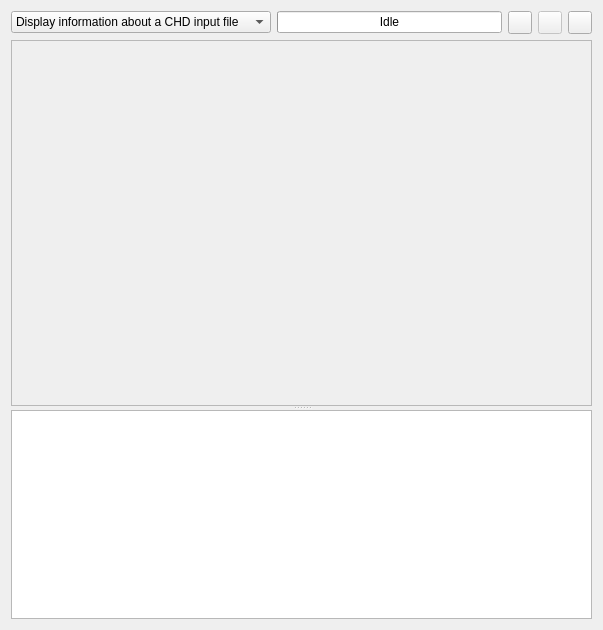
Above: tools/qchdman/projectwidget.ui from qmc2/qmc2-mame-fe before the change. Below: the same form after it.
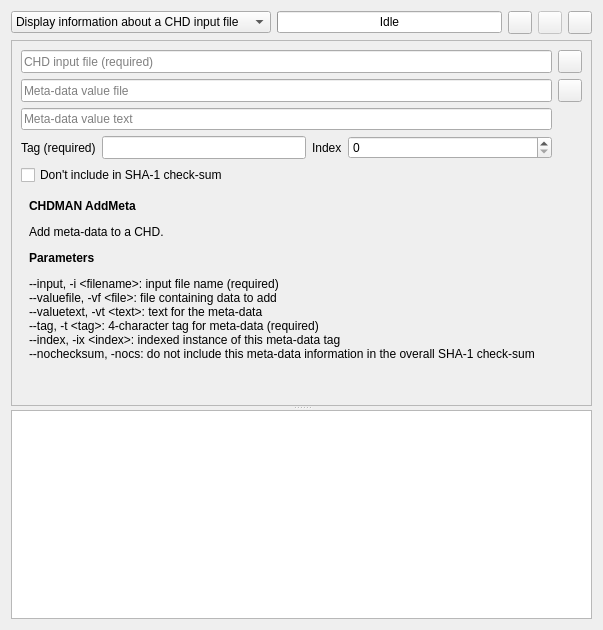
That is the form after the change. The open tabs and pages were chosen to show the change. Icons and pictures are not drawn.

Commit message: imp: qchdman: added AddMeta project type

The edit to the form file:
```diff
--- a/tools/qchdman/projectwidget.ui
+++ b/tools/qchdman/projectwidget.ui
@@ -3618,7 +3618,206 @@
             </item>
            </layout>
           </widget>
-          <widget class="QWidget" name="pageAddMeta"/>
+          <widget class="QWidget" name="pageAddMeta">
+           <layout class="QGridLayout" name="gridLayoutPageAddMeta">
+            <property name="margin">
+             <number>0</number>
+            </property>
+            <item row="0" column="0">
+             <widget class="QFrame" name="frameAddMeta">
+              <layout class="QGridLayout" name="gridLayoutFrameExtractLD_3">
+               <property name="margin">
+                <number>0</number>
+               </property>
+               <item row="1" column="4">
+                <widget class="QToolButton" name="toolButtonBrowseAddMetaValueFile">
+                 <property name="sizePolicy">
+                  <sizepolicy hsizetype="Fixed" vsizetype="Minimum">
+                   <horstretch>0</horstretch>
+                   <verstretch>0</verstretch>
+                  </sizepolicy>
+                 </property>
+                 <property name="icon">
+                  <iconset resource="qchdman.qrc">
+                   <normaloff>:/images/fileopen.png</normaloff>:/images/fileopen.png</iconset>
+                 </property>
+                </widget>
+               </item>
+               <item row="3" column="1">
+                <widget class="QLineEdit" name="lineEditAddMetaTag">
+                 <property name="sizePolicy">
+                  <sizepolicy hsizetype="Expanding" vsizetype="Minimum">
+                   <horstretch>0</horstretch>
+                   <verstretch>0</verstretch>
+                  </sizepolicy>
+                 </property>
+                 <property name="toolTip">
+                  <string>4-character tag for meta-data (--tag)</string>
+                 </property>
+                 <property name="maxLength">
+                  <number>4</number>
+                 </property>
+                </widget>
+               </item>
+               <item row="0" column="4">
+                <widget class="QToolButton" name="toolButtonBrowseAddMetaInputFile">
+                 <property name="sizePolicy">
+                  <sizepolicy hsizetype="Fixed" vsizetype="Minimum">
+                   <horstretch>0</horstretch>
+                   <verstretch>0</verstretch>
+                  </sizepolicy>
+                 </property>
+                 <property name="icon">
+                  <iconset resource="qchdman.qrc">
+                   <normaloff>:/images/fileopen.png</normaloff>:/images/fileopen.png</iconset>
+                 </property>
+                </widget>
+               </item>
+               <item row="0" column="0" colspan="4">
+                <widget class="QLineEdit" name="lineEditAddMetaInputFile">
+                 <property name="sizePolicy">
+                  <sizepolicy hsizetype="Expanding" vsizetype="Minimum">
+                   <horstretch>0</horstretch>
+                   <verstretch>0</verstretch>
+                  </sizepolicy>
+                 </property>
+                 <property name="toolTip">
+                  <string>CHD input file (--input)</string>
+                 </property>
+                 <property name="placeholderText">
+                  <string>CHD input file (required)</string>
+                 </property>
+                </widget>
+               </item>
+               <item row="3" column="0">
+                <widget class="QLabel" name="labelAddMetaTag">
+                 <property name="text">
+                  <string>Tag (required)</string>
+                 </property>
+                </widget>
+               </item>
+               <item row="1" column="0" colspan="4">
+                <widget class="QLineEdit" name="lineEditAddMetaValueFile">
+                 <property name="sizePolicy">
+                  <sizepolicy hsizetype="Expanding" vsizetype="Minimum">
+                   <horstretch>0</horstretch>
+                   <verstretch>0</verstretch>
+                  </sizepolicy>
+                 </property>
+                 <property name="toolTip">
+                  <string>File containing the meta-data (--valuefile)</string>
+                 </property>
+                 <property name="placeholderText">
+                  <string>Meta-data value file</string>
+                 </property>
+                </widget>
+               </item>
+               <item row="2" column="0" colspan="4">
+                <widget class="QLineEdit" name="lineEditAddMetaValueText">
+                 <property name="sizePolicy">
+                  <sizepolicy hsizetype="Expanding" vsizetype="Minimum">
+                   <horstretch>0</horstretch>
+                   <verstretch>0</verstretch>
+                  </sizepolicy>
+                 </property>
+                 <property name="toolTip">
+                  <string>Text for the meta-data (--valuetext)</string>
+                 </property>
+                 <property name="placeholderText">
+                  <string>Meta-data value text</string>
+                 </property>
+                </widget>
+               </item>
+               <item row="3" column="2">
+                <widget class="QLabel" name="labelAddMetaIndex">
+                 <property name="text">
+                  <string>Index</string>
+                 </property>
+                </widget>
+               </item>
+               <item row="3" column="3">
+                <widget class="QSpinBox" name="spinBoxAddMetaIndex">
+                 <property name="sizePolicy">
+                  <sizepolicy hsizetype="MinimumExpanding" vsizetype="Fixed">
+                   <horstretch>0</horstretch>
+                   <verstretch>0</verstretch>
+                  </sizepolicy>
+                 </property>
+                 <property name="toolTip">
+                  <string>Indexed instance of this meta-data tag (--index)</string>
+                 </property>
+                 <property name="minimum">
+                  <number>0</number>
+                 </property>
+                 <property name="maximum">
+                  <number>999999999</number>
+                 </property>
+                 <property name="value">
+                  <number>0</number>
+                 </property>
+                </widget>
+               </item>
+               <item row="4" column="0" colspan="2">
+                <widget class="QCheckBox" name="checkBoxAddMetaNoCheckSum">
+                 <property name="toolTip">
+                  <string>Do not include this meta-data information in the overall SHA-1 check-sum (--nochecksum)</string>
+                 </property>
+                 <property name="text">
+                  <string>Don't include in SHA-1 check-sum</string>
+                 </property>
+                </widget>
+               </item>
+              </layout>
+             </widget>
+            </item>
+            <item row="2" column="0">
+             <spacer name="verticalSpacerAddMeta">
+              <property name="orientation">
+               <enum>Qt::Vertical</enum>
+              </property>
+              <property name="sizeHint" stdset="0">
+               <size>
+                <width>20</width>
+                <height>245</height>
+               </size>
+              </property>
+             </spacer>
+            </item>
+            <item row="1" column="0">
+             <widget class="QLabel" name="labelAddMetaHelp">
+              <property name="text">
+               <string>&lt;p&gt;
+&lt;b&gt;CHDMAN AddMeta&lt;/b&gt;
+&lt;/p&gt;
+Add meta-data to a CHD.
+&lt;p&gt;
+&lt;b&gt;Parameters&lt;/b&gt;
+&lt;/p&gt;
+&lt;p&gt;
+--input, -i &amp;lt;filename&amp;gt;: input file name (required)&lt;br&gt;
+--valuefile, -vf &amp;lt;file&amp;gt;: file containing data to add&lt;br&gt;
+--valuetext, -vt &amp;lt;text&amp;gt;: text for the meta-data&lt;br&gt;
+--tag, -t &amp;lt;tag&amp;gt;: 4-character tag for meta-data (required)&lt;br&gt;
+--index, -ix &amp;lt;index&amp;gt;: indexed instance of this meta-data tag&lt;br&gt;
+--nochecksum, -nocs: do not include this meta-data information in the overall SHA-1 check-sum
+&lt;/p&gt;</string>
+              </property>
+              <property name="alignment">
+               <set>Qt::AlignLeading|Qt::AlignLeft|Qt::AlignTop</set>
+              </property>
+              <property name="wordWrap">
+               <bool>true</bool>
+              </property>
+              <property name="margin">
+               <number>8</number>
+              </property>
+              <property name="indent">
+               <number>8</number>
+              </property>
+             </widget>
+            </item>
+           </layout>
+          </widget>
           <widget class="QWidget" name="pageDelMeta"/>
          </widget>
         </item>
```
Left out of the diff: 10 changed lines with no effect on the pictures. The commit also changes 16 other files.
